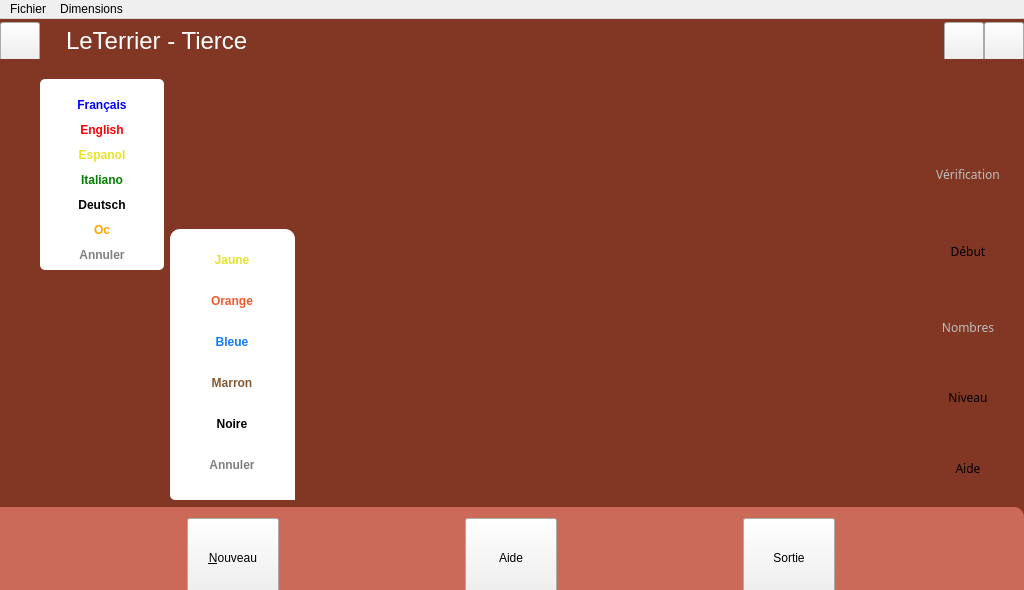
Old version of the form mainwindow.ui in the repository Txikilinux/leterrier-tierce.
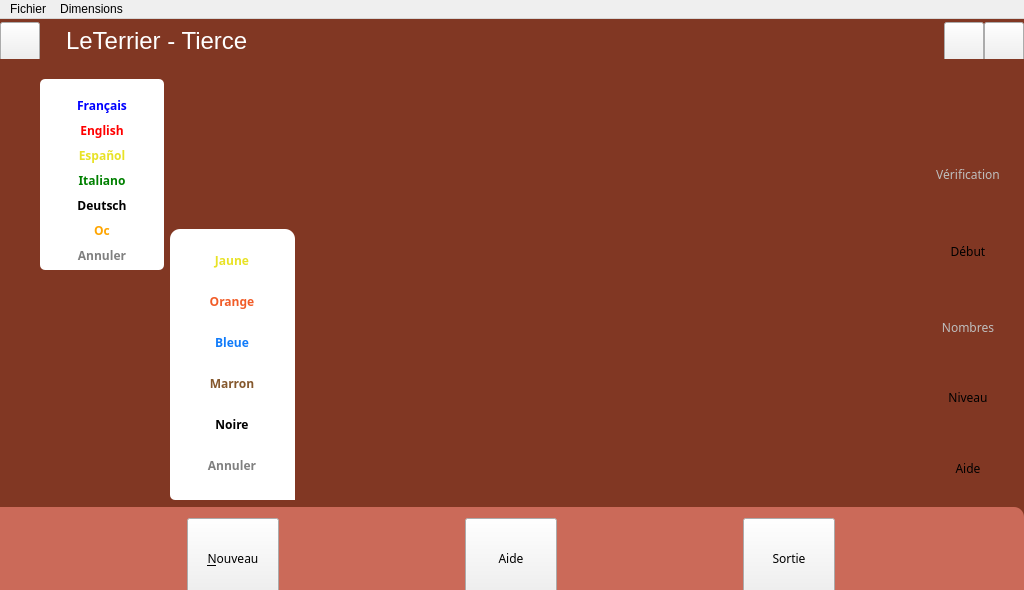
New version of the form. Icons and pictures are not drawn. Custom widgets are drawn as their Qt base class.

```diff
--- a/mainwindow.ui
+++ b/mainwindow.ui
@@ -712,6 +712,7 @@
             </property>
             <property name="font">
              <font>
+              <family>Andika Basic</family>
               <weight>75</weight>
               <bold>true</bold>
              </font>
@@ -743,6 +744,7 @@
             </property>
             <property name="font">
              <font>
+              <family>Andika Basic</family>
               <weight>75</weight>
               <bold>true</bold>
              </font>
@@ -774,6 +776,7 @@
             </property>
             <property name="font">
              <font>
+              <family>Andika Basic</family>
               <weight>75</weight>
               <bold>true</bold>
              </font>
@@ -805,6 +808,7 @@
             </property>
             <property name="font">
              <font>
+              <family>Andika Basic</family>
               <weight>75</weight>
               <bold>true</bold>
              </font>
@@ -836,6 +840,7 @@
             </property>
             <property name="font">
              <font>
+              <family>Andika Basic</family>
               <weight>75</weight>
               <bold>true</bold>
              </font>
@@ -870,6 +875,7 @@
             </property>
             <property name="font">
              <font>
+              <family>Andika Basic</family>
               <weight>75</weight>
               <bold>true</bold>
              </font>
@@ -958,6 +964,7 @@
             </property>
             <property name="font">
              <font>
+              <family>Andika Basic</family>
               <weight>75</weight>
               <bold>true</bold>
              </font>
@@ -989,6 +996,7 @@
             </property>
             <property name="font">
              <font>
+              <family>Andika Basic</family>
               <weight>75</weight>
               <bold>true</bold>
              </font>
@@ -1023,6 +1031,7 @@
             </property>
             <property name="font">
              <font>
+              <family>Andika Basic</family>
               <weight>75</weight>
               <bold>true</bold>
              </font>
@@ -1057,6 +1066,7 @@
             </property>
             <property name="font">
              <font>
+              <family>Andika Basic</family>
               <weight>75</weight>
               <bold>true</bold>
              </font>
@@ -1091,6 +1101,7 @@
             </property>
             <property name="font">
              <font>
+              <family>Andika Basic</family>
               <weight>75</weight>
               <bold>true</bold>
              </font>
@@ -1125,6 +1136,7 @@
             </property>
             <property name="font">
              <font>
+              <family>Andika Basic</family>
               <weight>75</weight>
               <bold>true</bold>
              </font>
@@ -1139,7 +1151,7 @@
              <string notr="true">color:#e8e226;</string>
             </property>
             <property name="text">
-             <string>Espanol</string>
+             <string>Español</string>
             </property>
            </widget>
           </item>
@@ -1159,6 +1171,7 @@
             </property>
             <property name="font">
              <font>
+              <family>Andika Basic</family>
               <weight>75</weight>
               <bold>true</bold>
              </font>
@@ -1260,6 +1273,11 @@
             <height>92</height>
            </size>
           </property>
+          <property name="font">
+           <font>
+            <family>Andika Basic</family>
+           </font>
+          </property>
           <property name="cursor">
            <cursorShape>PointingHandCursor</cursorShape>
           </property>
@@ -1325,6 +1343,11 @@
             <height>92</height>
            </size>
           </property>
+          <property name="font">
+           <font>
+            <family>Andika Basic</family>
+           </font>
+          </property>
           <property name="cursor">
            <cursorShape>PointingHandCursor</cursorShape>
           </property>
@@ -1390,6 +1413,11 @@
             <height>92</height>
            </size>
           </property>
+          <property name="font">
+           <font>
+            <family>Andika Basic</family>
+           </font>
+          </property>
           <property name="cursor">
            <cursorShape>PointingHandCursor</cursorShape>
           </property>
```
Left out of the diff: 15 changed lines with no effect on the pictures.
